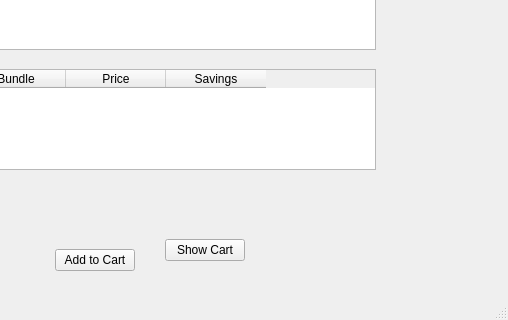
The window that mainwindow.ui (Twicee/shopping_cart) describes before a commit, drawn with Qt 5; both pictures show x 175 to 683 and y 168 to 488 of the 683 by 488 pixel window.
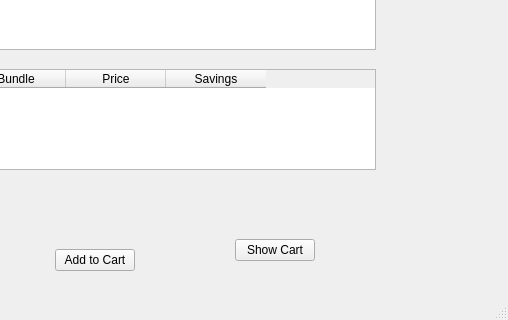
The same window after the commit.

```diff
--- a/mainwindow.ui
+++ b/mainwindow.ui
@@ -43,7 +43,7 @@
    <widget class="QPushButton" name="pushButton_3">
     <property name="geometry">
      <rect>
-      <x>340</x>
+      <x>410</x>
       <y>390</y>
       <width>80</width>
       <height>22</height>
```
